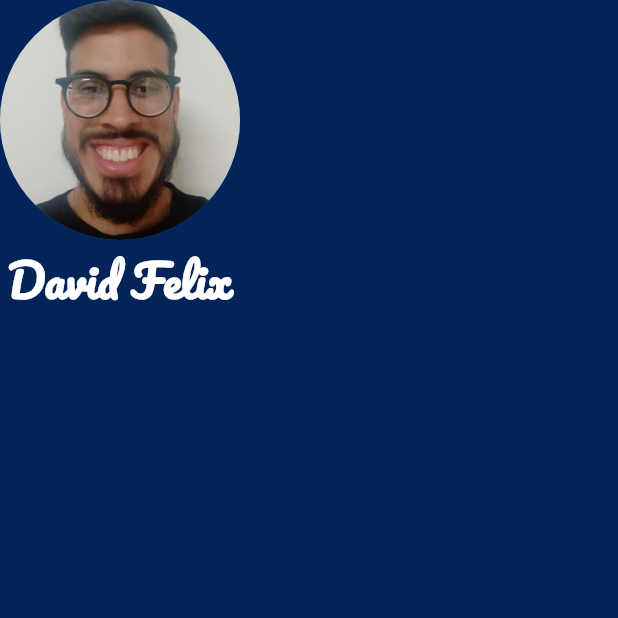
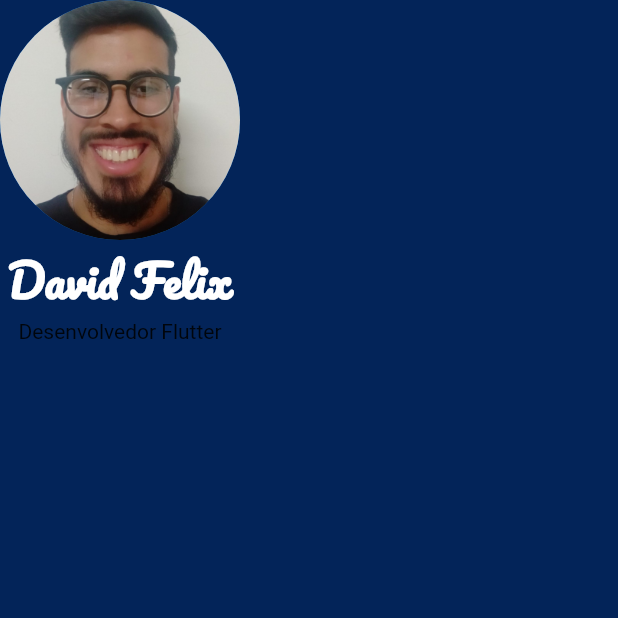
Before and after one commit to davidfffelix/My-Portfolio, a Flutter app: the screen it shows after launch, on a phone screen of 412 x 824 dp, the top half of it. Run offline on Flutter 3.47's test engine with Material 2 defaults, Android fonts, the phone set to English and light mode, and no system bars.

Commit message:
Add Text

```diff
--- a/lib/main.dart
+++ b/lib/main.dart
@@ -30,6 +30,8 @@ class MeuApp extends StatelessWidget {
                   fontFamily: 'Pacifico',
                 ),
               ),
+              Text('Desenvolvedor Flutter'
+              ),
             ],
           ),
         ),
```
